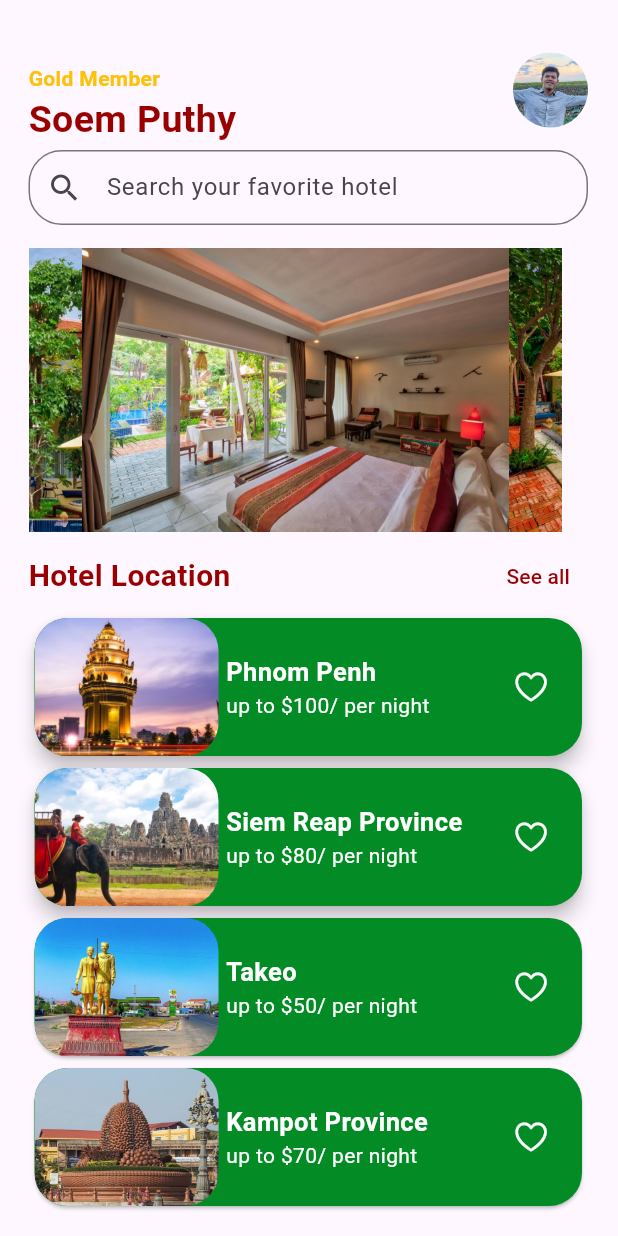
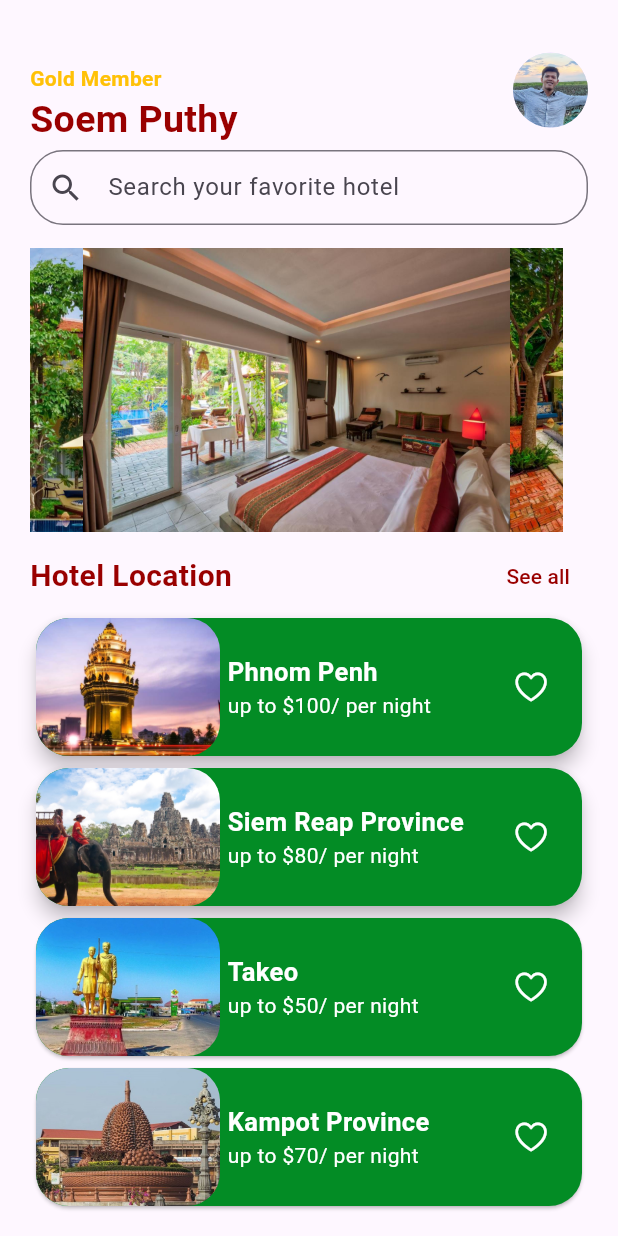
Before and after one commit to SoemPuthy/SETEC_Hotel_Project, a Flutter app: the HomePage screen opened directly, on a phone screen of 412 x 824 dp. Run offline on Flutter 3.47's test engine with Material 3 defaults, Android fonts, the phone set to English and light mode, and no system bars; drawn by our look-alikes of carousel_slider; our stand-ins replace flutter_rating_bar, gap.

Commit message:
Update home_page.dart

```diff
--- a/lib/pages/home_page/home_page.dart
+++ b/lib/pages/home_page/home_page.dart
@@ -18,7 +18,7 @@ class _HomePageState extends State<HomePage> {
   Widget build(BuildContext context) {
     return Scaffold(
       body: SingleChildScrollView(
-        padding: const EdgeInsets.only(left: 19, right: 20),
+        padding: const EdgeInsets.only(left: 20, right: 20),
         child: Column(
           children: [
             Container(
```
